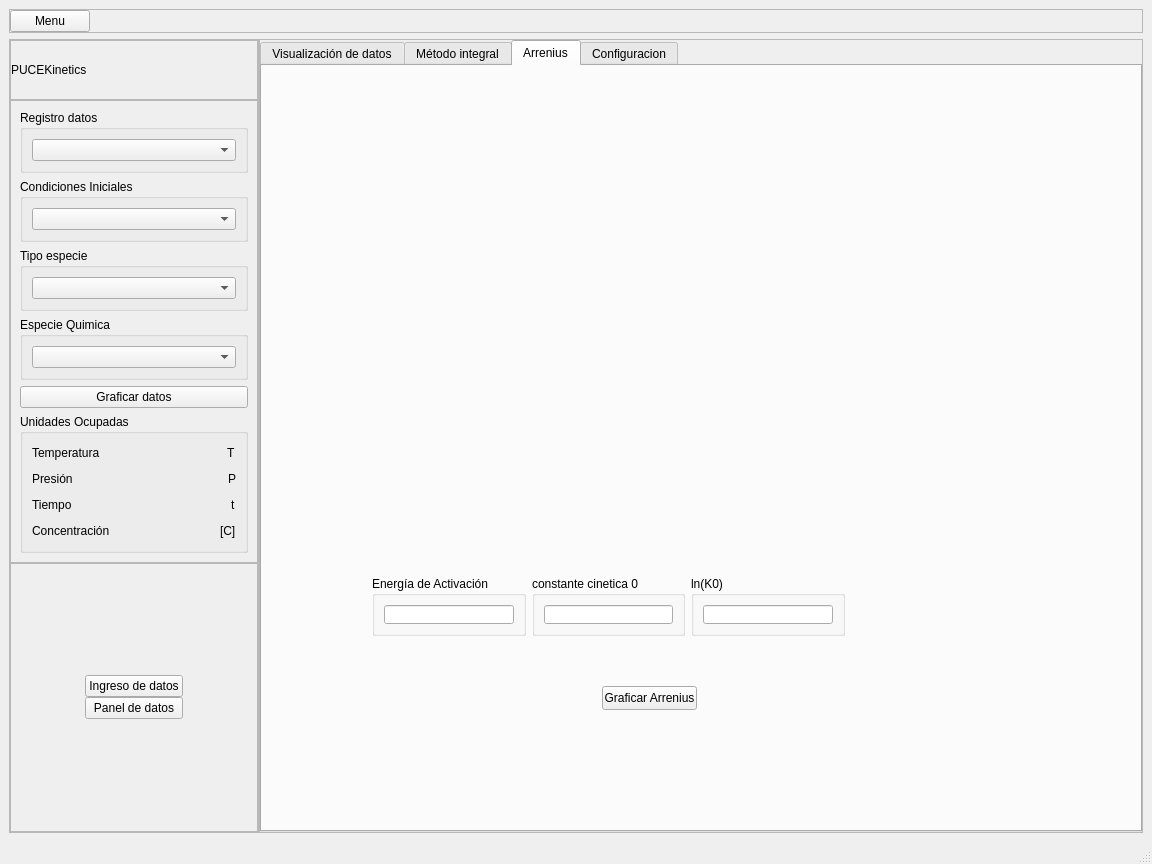
Qt form dashboard_v3.ui (JuandresPUCE/tesis_pyqt_sqlite) before a commit.
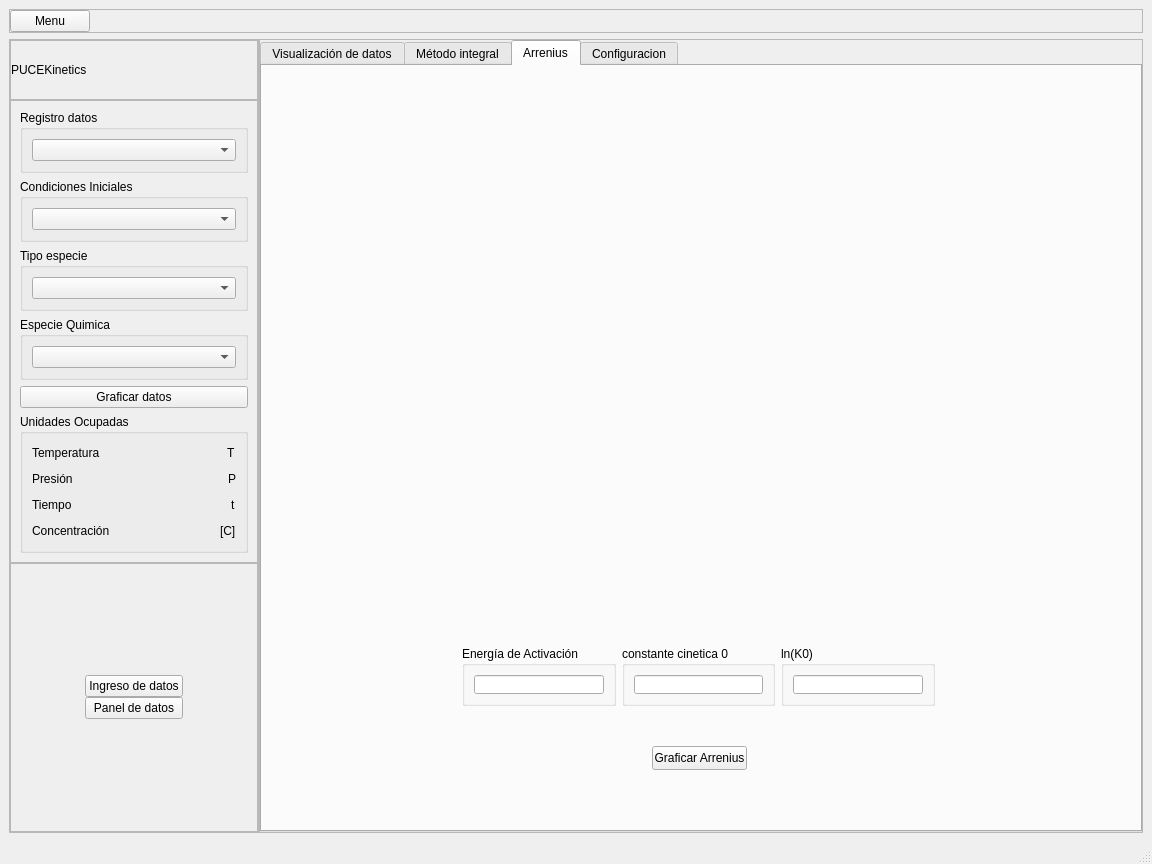
The same form after that commit. The open tabs and pages were chosen to show the change.

Patch:
```diff
--- a/dashboard_v3.ui
+++ b/dashboard_v3.ui
@@ -1464,7 +1464,7 @@
              <widget class="QWidget" name="verticalLayoutWidget">
               <property name="geometry">
                <rect>
-                <x>20</x>
+                <x>110</x>
                 <y>10</y>
                 <width>701</width>
                 <height>291</height>
@@ -1475,8 +1475,8 @@
              <widget class="QWidget" name="verticalLayoutWidget_2">
               <property name="geometry">
                <rect>
-                <x>90</x>
-                <y>310</y>
+                <x>170</x>
+                <y>400</y>
                 <width>511</width>
                 <height>161</height>
                </rect>
@@ -1486,8 +1486,8 @@
              <widget class="QWidget" name="layoutWidget">
               <property name="geometry">
                <rect>
-                <x>110</x>
-                <y>510</y>
+                <x>200</x>
+                <y>580</y>
                 <width>473</width>
                 <height>60</height>
                </rect>
@@ -1591,8 +1591,8 @@
              <widget class="QPushButton" name="graficar_arrhenius">
               <property name="geometry">
                <rect>
-                <x>340</x>
-                <y>620</y>
+                <x>390</x>
+                <y>680</y>
                 <width>95</width>
                 <height>24</height>
                </rect>
```
